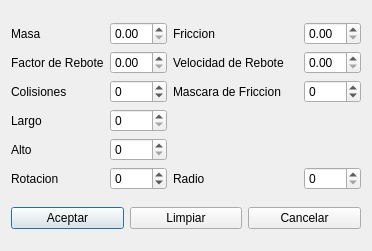
Qt form src/FullHenoc/frmPeCaLi.ui (opensource-latinamerica/henoc) before a commit.
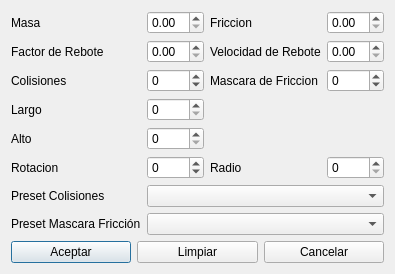
The same form after that commit.

What changed in the file:
```diff
--- a/src/FullHenoc/frmPeCaLi.ui
+++ b/src/FullHenoc/frmPeCaLi.ui
@@ -165,6 +165,26 @@
        </property>
       </widget>
      </item>
+     <item row="6" column="0" >
+      <widget class="QLabel" name="lblPresetColisiones" >
+       <property name="text" >
+        <string>Preset Colisiones</string>
+       </property>
+      </widget>
+     </item>
+     <item row="6" column="1" colspan="4" >
+      <widget class="QComboBox" name="cmbCollisionPreset" />
+     </item>
+     <item row="7" column="0" >
+      <widget class="QLabel" name="lblPresetFriccion" >
+       <property name="text" >
+        <string>Preset Mascara Fricción</string>
+       </property>
+      </widget>
+     </item>
+     <item row="7" column="1" colspan="4" >
+      <widget class="QComboBox" name="cmbFrictionPreset" />
+     </item>
     </layout>
    </item>
    <item row="1" column="0" >
```
